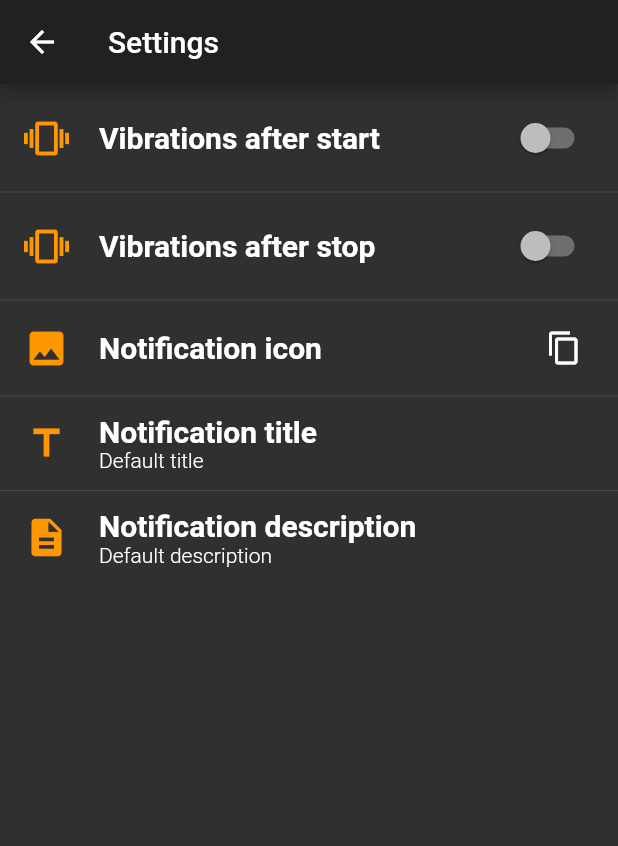
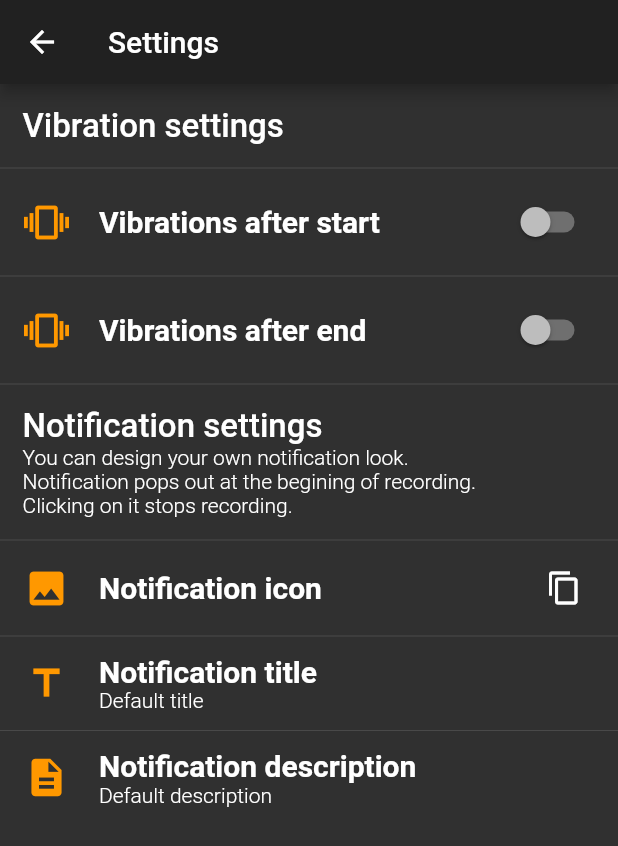
Before and after one commit to Filiponesco/spy_camera, a Flutter app: the SettingsRoute screen opened directly, on a phone screen of 412 x 824 dp. Shown: the top 846 px of the screen. Run offline on Flutter 3.47's test engine with Material 2 defaults, Android fonts, the phone set to English and light mode, and no system bars; our stand-ins replace camera, flutter_local_notifications, shared_preferences, toast, vibration; missing offline and left inert: downloads_path_provider; accounts and stored records are empty.

Commit message:
Added settings labels.

```diff
--- a/lib/pages/settings_page.dart
+++ b/lib/pages/settings_page.dart
@@ -113,23 +113,34 @@ class SettingsRoute extends StatelessWidget {
         future: SharedPreferences.getInstance(),
         builder: (context, snapshot) {
           if (snapshot.connectionState == ConnectionState.done) {
-            if(!snapshot.data.containsKey('vibration_start'))
+            if (!snapshot.data.containsKey('vibration_start'))
               snapshot.data.setBool('vibration_start', false);
 
-            if(!snapshot.data.containsKey('vibration_end'))
+            if (!snapshot.data.containsKey('vibration_end'))
               snapshot.data.setBool('vibration_end', false);
 
-            if(!snapshot.data.containsKey('notification_icon'))
+            if (!snapshot.data.containsKey('notification_icon'))
               snapshot.data.setInt('notification_icon', 57744);
 
-            if(!snapshot.data.containsKey('notification_title'))
+            if (!snapshot.data.containsKey('notification_title'))
               snapshot.data.setString('notification_title', "Default title");
 
-            if(!snapshot.data.containsKey('notification_description'))
-              snapshot.data.setString('notification_description', "Default description");
+            if (!snapshot.data.containsKey('notification_description'))
+              snapshot.data
+                  .setString('notification_description', "Default description");
 
             return ListView(
               children: ListTile.divideTiles(context: context, tiles: [
+                Padding(
+                  padding: const EdgeInsets.all(15.0),
+                  child: Text(
+                    "Vibration settings",
+                    style: TextStyle(
+                      fontWeight: FontWeight.w500,
+                      fontSize: 22,
+                    ),
+                  ),
+                ),
                 SettingsContainer(
                   icon: Icons.vibration,
                   title: "Vibrations after start",
@@ -139,16 +150,38 @@ class SettingsRoute extends StatelessWidget {
                 ),
                 SettingsContainer(
                   icon: Icons.vibration,
-                  title: "Vibrations after stop",
+                  title: "Vibrations after end",
                   isSwitch: true,
                   switchState: snapshot.data.getBool('vibration_end'),
                   settingName: "vibration_end",
                 ),
+                Padding(
+                  padding: const EdgeInsets.all(15.0),
+                  child: Column(
+                    crossAxisAlignment: CrossAxisAlignment.start,
+                    children: <Widget>[
+                      Text(
+                        "Notification settings",
+                        style: TextStyle(
+                          fontWeight: FontWeight.w500,
+                          fontSize: 22,
+                        ),
+                      ),
+                      Text(
+                        "You can design your own notification look.\nNotification pops out at the begining of recording.\nClicking on it stops recording.",
+                        style: TextStyle(
+                          fontWeight: FontWeight.w300,
+                          fontSize: 14,
+                        ),
+                      ),
+                    ],
+                  ),
+                ),
                 SettingsContainer(
                   icon: Icons.image,
                   title: "Notification icon",
-                  additionalIcon:
-                  Icon(IconData(snapshot.data.getInt("notification_icon"),
+                  additionalIcon: Icon(IconData(
+                      snapshot.data.getInt("notification_icon"),
                       fontFamily: 'MaterialIcons')),
                   onTap: changeIcon,
                   settingName: "notification_icon",
@@ -163,15 +196,14 @@ class SettingsRoute extends StatelessWidget {
                 SettingsContainer(
                   icon: Icons.description,
                   title: "Notification description",
-                  description: snapshot.data.getString(
-                      "notification_description"),
+                  description:
+                      snapshot.data.getString("notification_description"),
                   onTap: changeDescription,
                   settingName: "notification_description",
                 ),
               ]).toList(),
             );
-          }
-          else
+          } else
             return Center();
         },
       ),
```
Also changed, not shown: pubspec.lock.
